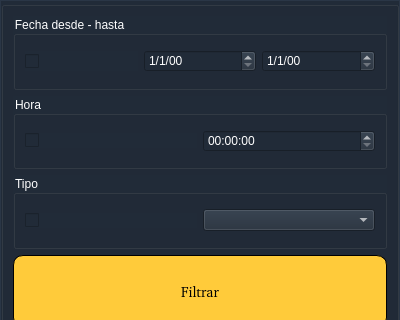
Before: the Qt Designer form OnlineRoutingMapper_dialog_base_estadisticas.ui in valetobares11/EmergencyDispatcher, drawn with Qt 5; both pictures show x 0 to 400 and y 0 to 320 of the 400 by 500 pixel window.
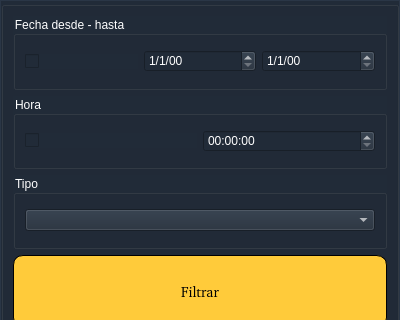
After: the same form once the commit is applied. Custom widgets are drawn as their Qt base class.

Commit message: arreglo de filtros

The edit to the form file:
```diff
--- a/OnlineRoutingMapper_dialog_base_estadisticas.ui
+++ b/OnlineRoutingMapper_dialog_base_estadisticas.ui
@@ -339,7 +339,7 @@
                <string/>
               </property>
               <property name="text">
-               <string> </string>
+               <string/>
               </property>
               <property name="checked">
                <bool>false</bool>
@@ -407,13 +407,6 @@
             <string>Tipo</string>
            </property>
            <layout class="QHBoxLayout" name="horizontalLayout_4">
-            <item>
-             <widget class="QCheckBox" name="checkBox_tipo">
-              <property name="text">
-               <string/>
-              </property>
-             </widget>
-            </item>
             <item>
              <widget class="QComboBox" name="combo_tipo">
               <property name="styleSheet">
```
The commit also changes 1 other file.
